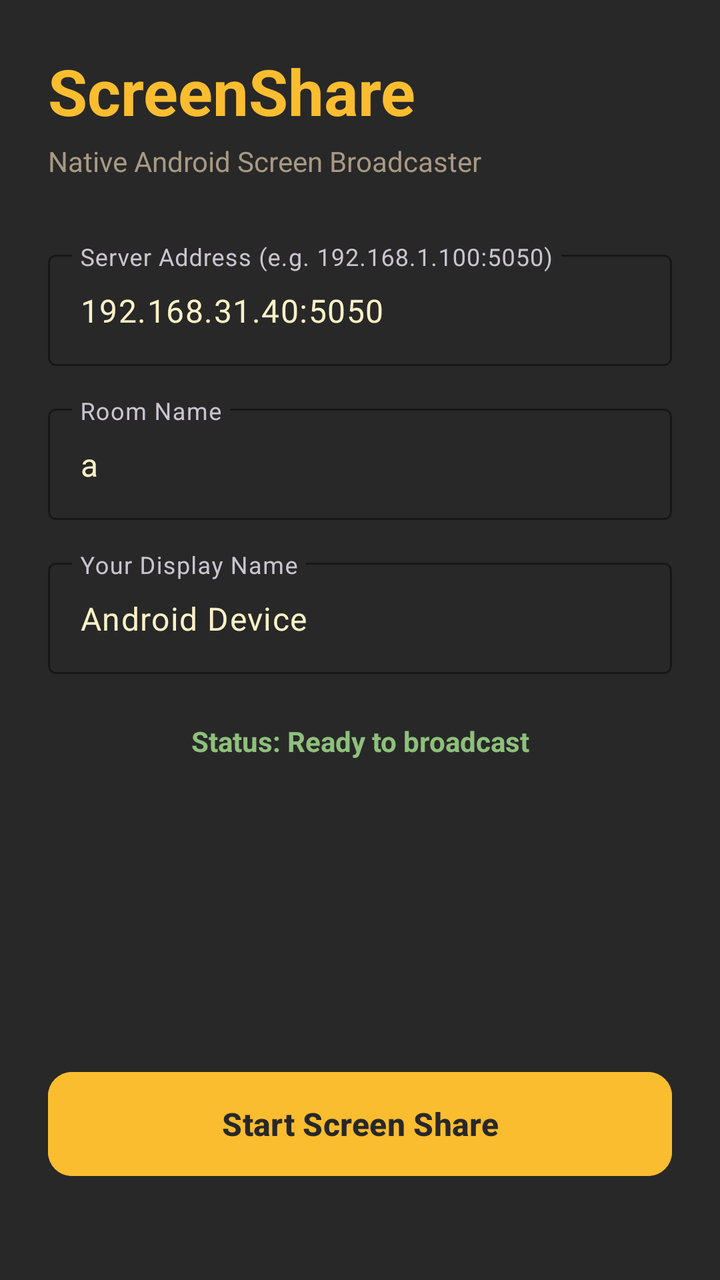
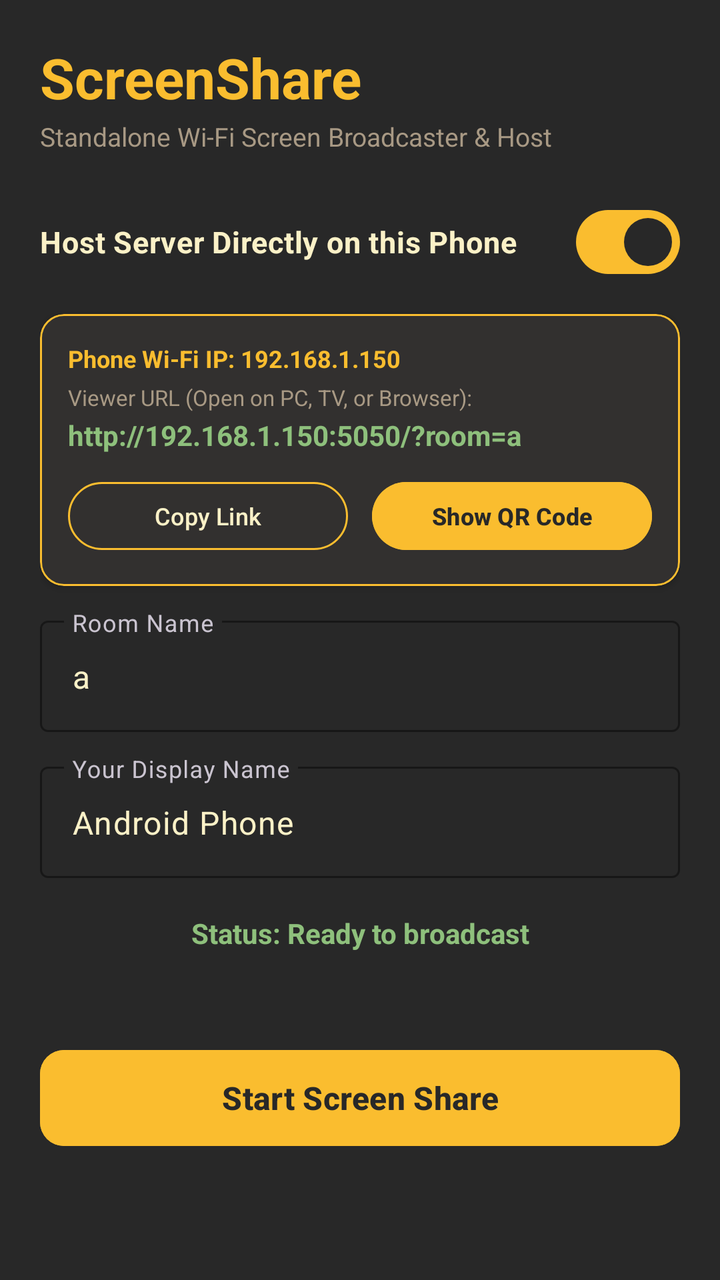

An Android layout rendered at two revisions. The XML below is the earlier revision; the diff shows what the commit changed to produce the second picture.
<!-- AndroidManifest.xml: application theme Theme.ScreenShare -->
<!-- res/layout/activity_main.xml -->
<?xml version="1.0" encoding="utf-8"?>
<androidx.constraintlayout.widget.ConstraintLayout xmlns:android="http://schemas.android.com/apk/res/android"
    xmlns:app="http://schemas.android.com/apk/res-auto"
    xmlns:tools="http://schemas.android.com/tools"
    android:layout_width="match_parent"
    android:layout_height="match_parent"
    android:background="@color/background_dark"
    android:padding="24dp"
    tools:context=".MainActivity">

    <TextView
        android:id="@+id/tvTitle"
        android:layout_width="wrap_content"
        android:layout_height="wrap_content"
        android:text="@string/app_name"
        android:textColor="@color/primary"
        android:textSize="32sp"
        android:textStyle="bold"
        app:layout_constraintStart_toStartOf="parent"
        app:layout_constraintTop_toTopOf="parent" />

    <TextView
        android:id="@+id/tvSubtitle"
        android:layout_width="wrap_content"
        android:layout_height="wrap_content"
        android:layout_marginTop="4dp"
        android:text="Native Android Screen Broadcaster"
        android:textColor="@color/text_secondary"
        android:textSize="14sp"
        app:layout_constraintStart_toStartOf="parent"
        app:layout_constraintTop_toBottomOf="@id/tvTitle" />

    <com.google.android.material.textfield.TextInputLayout
        android:id="@+id/tilServerUrl"
        style="@style/Widget.Material3.TextInputLayout.OutlinedBox"
        android:layout_width="match_parent"
        android:layout_height="wrap_content"
        android:layout_marginTop="32dp"
        android:hint="@string/server_url_hint"
        app:boxStrokeColor="@color/primary"
        app:hintTextColor="@color/primary"
        app:layout_constraintTop_toBottomOf="@id/tvSubtitle">

        <com.google.android.material.textfield.TextInputEditText
            android:id="@+id/etServerUrl"
            android:layout_width="match_parent"
            android:layout_height="wrap_content"
            android:inputType="textUri"
            android:text="192.168.31.40:5050"
            android:textColor="@color/text_primary" />
    </com.google.android.material.textfield.TextInputLayout>

    <com.google.android.material.textfield.TextInputLayout
        android:id="@+id/tilRoomId"
        style="@style/Widget.Material3.TextInputLayout.OutlinedBox"
        android:layout_width="match_parent"
        android:layout_height="wrap_content"
        android:layout_marginTop="16dp"
        android:hint="@string/room_id_hint"
        app:boxStrokeColor="@color/primary"
        app:hintTextColor="@color/primary"
        app:layout_constraintTop_toBottomOf="@id/tilServerUrl">

        <com.google.android.material.textfield.TextInputEditText
            android:id="@+id/etRoomId"
            android:layout_width="match_parent"
            android:layout_height="wrap_content"
            android:inputType="text"
            android:text="a"
            android:textColor="@color/text_primary" />
    </com.google.android.material.textfield.TextInputLayout>

    <com.google.android.material.textfield.TextInputLayout
        android:id="@+id/tilUsername"
        style="@style/Widget.Material3.TextInputLayout.OutlinedBox"
        android:layout_width="match_parent"
        android:layout_height="wrap_content"
        android:layout_marginTop="16dp"
        android:hint="@string/username_hint"
        app:boxStrokeColor="@color/primary"
        app:hintTextColor="@color/primary"
        app:layout_constraintTop_toBottomOf="@id/tilRoomId">

        <com.google.android.material.textfield.TextInputEditText
            android:id="@+id/etUsername"
            android:layout_width="match_parent"
            android:layout_height="wrap_content"
            android:inputType="textPersonName"
            android:text="Android Device"
            android:textColor="@color/text_primary" />
    </com.google.android.material.textfield.TextInputLayout>

    <TextView
        android:id="@+id/tvStatus"
        android:layout_width="match_parent"
        android:layout_height="wrap_content"
        android:layout_marginTop="24dp"
        android:gravity="center"
        android:text="@string/status_idle"
        android:textColor="@color/accent"
        android:textSize="14sp"
        android:textStyle="bold"
        app:layout_constraintTop_toBottomOf="@id/tilUsername" />

    <com.google.android.material.button.MaterialButton
        android:id="@+id/btnToggleShare"
        android:layout_width="match_parent"
        android:layout_height="60dp"
        android:layout_marginBottom="24dp"
        android:backgroundTint="@color/primary"
        android:text="@string/start_sharing"
        android:textColor="@color/background_dark"
        android:textSize="16sp"
        android:textStyle="bold"
        app:cornerRadius="12dp"
        app:layout_constraintBottom_toBottomOf="parent" />

</androidx.constraintlayout.widget.ConstraintLayout>
<!-- resources referenced by this layout -->
<resources>
  <color name="accent">#8EC07C</color>
  <color name="background_dark">#282828</color>
  <color name="primary">#FABD2F</color>
  <color name="text_primary">#FBF1C7</color>
  <color name="text_secondary">#A89984</color>
  <string name="app_name">ScreenShare</string>
  <string name="room_id_hint">Room Name</string>
  <string name="server_url_hint">Server Address (e.g. 192.168.1.100:5050)</string>
  <string name="start_sharing">Start Screen Share</string>
  <string name="status_idle">Status: Ready to broadcast</string>
  <string name="username_hint">Your Display Name</string>
  <style name="Theme.ScreenShare" parent="Theme.Material3.Dark.NoActionBar">
          <item name="colorPrimary">@color/primary</item>
          <item name="colorOnPrimary">@color/background_dark</item>
          <item name="android:windowBackground">@color/background_dark</item>
          <item name="android:statusBarColor">@color/background_dark</item>
      </style>
</resources>

<!-- the commit's change to res/layout/activity_main.xml (unified diff, before → after) -->
@@ -1,118 +1,217 @@
 <?xml version="1.0" encoding="utf-8"?>
-<androidx.constraintlayout.widget.ConstraintLayout xmlns:android="http://schemas.android.com/apk/res/android"
+<ScrollView xmlns:android="http://schemas.android.com/apk/res/android"
     xmlns:app="http://schemas.android.com/apk/res-auto"
     xmlns:tools="http://schemas.android.com/tools"
     android:layout_width="match_parent"
     android:layout_height="match_parent"
     android:background="@color/background_dark"
-    android:padding="24dp"
-    tools:context=".MainActivity">
-
-    <TextView
-        android:id="@+id/tvTitle"
-        android:layout_width="wrap_content"
-        android:layout_height="wrap_content"
-        android:text="@string/app_name"
-        android:textColor="@color/primary"
-        android:textSize="32sp"
-        android:textStyle="bold"
-        app:layout_constraintStart_toStartOf="parent"
-        app:layout_constraintTop_toTopOf="parent" />
-
-    <TextView
-        android:id="@+id/tvSubtitle"
-        android:layout_width="wrap_content"
-        android:layout_height="wrap_content"
-        android:layout_marginTop="4dp"
-        android:text="Native Android Screen Broadcaster"
-        android:textColor="@color/text_secondary"
-        android:textSize="14sp"
-        app:layout_constraintStart_toStartOf="parent"
-        app:layout_constraintTop_toBottomOf="@id/tvTitle" />
-
-    <com.google.android.material.textfield.TextInputLayout
-        android:id="@+id/tilServerUrl"
-        style="@style/Widget.Material3.TextInputLayout.OutlinedBox"
+    android:fillViewport="true">
+
+    <androidx.constraintlayout.widget.ConstraintLayout
         android:layout_width="match_parent"
         android:layout_height="wrap_content"
-        android:layout_marginTop="32dp"
-        android:hint="@string/server_url_hint"
-        app:boxStrokeColor="@color/primary"
-        app:hintTextColor="@color/primary"
-        app:layout_constraintTop_toBottomOf="@id/tvSubtitle">
-
-        <com.google.android.material.textfield.TextInputEditText
-            android:id="@+id/etServerUrl"
-            android:layout_width="match_parent"
-            android:layout_height="wrap_content"
-            android:inputType="textUri"
-            android:text="192.168.31.40:5050"
-            android:textColor="@color/text_primary" />
-    </com.google.android.material.textfield.TextInputLayout>
-
-    <com.google.android.material.textfield.TextInputLayout
-        android:id="@+id/tilRoomId"
-        style="@style/Widget.Material3.TextInputLayout.OutlinedBox"
-        android:layout_width="match_parent"
-        android:layout_height="wrap_content"
-        android:layout_marginTop="16dp"
-        android:hint="@string/room_id_hint"
-        app:boxStrokeColor="@color/primary"
-        app:hintTextColor="@color/primary"
-        app:layout_constraintTop_toBottomOf="@id/tilServerUrl">
-
-        <com.google.android.material.textfield.TextInputEditText
-            android:id="@+id/etRoomId"
-            android:layout_width="match_parent"
-            android:layout_height="wrap_content"
-            android:inputType="text"
-            android:text="a"
-            android:textColor="@color/text_primary" />
-    </com.google.android.material.textfield.TextInputLayout>
-
-    <com.google.android.material.textfield.TextInputLayout
-        android:id="@+id/tilUsername"
-        style="@style/Widget.Material3.TextInputLayout.OutlinedBox"
-        android:layout_width="match_parent"
-        android:layout_height="wrap_content"
-        android:layout_marginTop="16dp"
-        android:hint="@string/username_hint"
-        app:boxStrokeColor="@color/primary"
-        app:hintTextColor="@color/primary"
-        app:layout_constraintTop_toBottomOf="@id/tilRoomId">
-
-        <com.google.android.material.textfield.TextInputEditText
-            android:id="@+id/etUsername"
-            android:layout_width="match_parent"
-            android:layout_height="wrap_content"
-            android:inputType="textPersonName"
-            android:text="Android Device"
-            android:textColor="@color/text_primary" />
-    </com.google.android.material.textfield.TextInputLayout>
-
-    <TextView
-        android:id="@+id/tvStatus"
-        android:layout_width="match_parent"
-        android:layout_height="wrap_content"
-        android:layout_marginTop="24dp"
-        android:gravity="center"
-        android:text="@string/status_idle"
-        android:textColor="@color/accent"
-        android:textSize="14sp"
-        android:textStyle="bold"
-        app:layout_constraintTop_toBottomOf="@id/tilUsername" />
-
-    <com.google.android.material.button.MaterialButton
-        android:id="@+id/btnToggleShare"
-        android:layout_width="match_parent"
-        android:layout_height="60dp"
-        android:layout_marginBottom="24dp"
-        android:backgroundTint="@color/primary"
-        android:text="@string/start_sharing"
-        android:textColor="@color/background_dark"
-        android:textSize="16sp"
-        android:textStyle="bold"
-        app:cornerRadius="12dp"
-        app:layout_constraintBottom_toBottomOf="parent" />
-
-</androidx.constraintlayout.widget.ConstraintLayout>
+        android:padding="20dp"
+        tools:context=".MainActivity">
+
+        <TextView
+            android:id="@+id/tvTitle"
+            android:layout_width="wrap_content"
+            android:layout_height="wrap_content"
+            android:text="@string/app_name"
+            android:textColor="@color/primary"
+            android:textSize="28sp"
+            android:textStyle="bold"
+            app:layout_constraintStart_toStartOf="parent"
+            app:layout_constraintTop_toTopOf="parent" />
+
+        <TextView
+            android:id="@+id/tvSubtitle"
+            android:layout_width="wrap_content"
+            android:layout_height="wrap_content"
+            android:layout_marginTop="2dp"
+            android:text="Standalone Wi-Fi Screen Broadcaster &amp; Host"
+            android:textColor="@color/text_secondary"
+            android:textSize="13sp"
+            app:layout_constraintStart_toStartOf="parent"
+            app:layout_constraintTop_toBottomOf="@id/tvTitle" />
+
+        <com.google.android.material.materialswitch.MaterialSwitch
+            android:id="@+id/switchHostOnPhone"
+            android:layout_width="match_parent"
+            android:layout_height="wrap_content"
+            android:layout_marginTop="20dp"
+            android:checked="true"
+            android:text="Host Server Directly on this Phone"
+            android:textColor="@color/text_primary"
+            android:textSize="15sp"
+            android:textStyle="bold"
+            app:layout_constraintTop_toBottomOf="@id/tvSubtitle" />
+
+        <com.google.android.material.card.MaterialCardView
+            android:id="@+id/cardViewerInfo"
+            android:layout_width="match_parent"
+            android:layout_height="wrap_content"
+            android:layout_marginTop="12dp"
+            app:cardBackgroundColor="@color/surface_dark"
+            app:cardCornerRadius="12dp"
+            app:cardElevation="2dp"
+            app:layout_constraintTop_toBottomOf="@id/switchHostOnPhone"
+            app:strokeColor="@color/primary"
+            app:strokeWidth="1dp">
+
+            <LinearLayout
+                android:layout_width="match_parent"
+                android:layout_height="wrap_content"
+                android:orientation="vertical"
+                android:padding="14dp">
+
+                <TextView
+                    android:id="@+id/tvWifiIp"
+                    android:layout_width="wrap_content"
+                    android:layout_height="wrap_content"
+                    android:text="Phone Wi-Fi IP: 192.168.1.150"
+                    android:textColor="@color/primary"
+                    android:textSize="12sp"
+                    android:textStyle="bold" />
+
+                <TextView
+                    android:layout_width="wrap_content"
+                    android:layout_height="wrap_content"
+                    android:layout_marginTop="4dp"
+                    android:text="Viewer URL (Open on PC, TV, or Browser):"
+                    android:textColor="@color/text_secondary"
+                    android:textSize="11sp" />
+
+                <TextView
+                    android:id="@+id/tvViewerUrl"
+                    android:layout_width="wrap_content"
+                    android:layout_height="wrap_content"
+                    android:layout_marginTop="2dp"
+                    android:text="http://192.168.1.150:5050/?room=a"
+                    android:textColor="@color/accent"
+                    android:textSize="14sp"
+                    android:textStyle="bold" />
+
+                <LinearLayout
+                    android:layout_width="match_parent"
+                    android:layout_height="wrap_content"
+                    android:layout_marginTop="10dp"
+                    android:orientation="horizontal">
+
+                    <com.google.android.material.button.MaterialButton
+                        android:id="@+id/btnCopyLink"
+                        style="@style/Widget.Material3.Button.OutlinedButton"
+                        android:layout_width="0dp"
+                        android:layout_height="42dp"
+                        android:layout_marginEnd="6dp"
+                        android:layout_weight="1"
+                        android:text="Copy Link"
+                        android:textColor="@color/text_primary"
+                        android:textSize="12sp"
+                        app:strokeColor="@color/primary" />
+
+                    <com.google.android.material.button.MaterialButton
+                        android:id="@+id/btnShowQr"
+                        android:layout_width="0dp"
+                        android:layout_height="42dp"
+                        android:layout_marginStart="6dp"
+                        android:layout_weight="1"
+                        android:backgroundTint="@color/primary"
+                        android:text="Show QR Code"
+                        android:textColor="@color/background_dark"
+                        android:textSize="12sp"
+                        android:textStyle="bold" />
+                </LinearLayout>
+            </LinearLayout>
+        </com.google.android.material.card.MaterialCardView>
+
+        <com.google.android.material.textfield.TextInputLayout
+            android:id="@+id/tilServerUrl"
+            style="@style/Widget.Material3.TextInputLayout.OutlinedBox"
+            android:layout_width="match_parent"
+            android:layout_height="wrap_content"
+            android:layout_marginTop="12dp"
+            android:hint="External Server Address (e.g. 192.168.1.50:5050)"
+            android:visibility="gone"
+            app:boxStrokeColor="@color/primary"
+            app:hintTextColor="@color/primary"
+            app:layout_constraintTop_toBottomOf="@id/cardViewerInfo">
+
+            <com.google.android.material.textfield.TextInputEditText
+                android:id="@+id/etServerUrl"
+                android:layout_width="match_parent"
+                android:layout_height="wrap_content"
+                android:inputType="textUri"
+                android:text="127.0.0.1:5050"
+                android:textColor="@color/text_primary" />
+        </com.google.android.material.textfield.TextInputLayout>
+
+        <com.google.android.material.textfield.TextInputLayout
+            android:id="@+id/tilRoomId"
+            style="@style/Widget.Material3.TextInputLayout.OutlinedBox"
+            android:layout_width="match_parent"
+            android:layout_height="wrap_content"
+            android:layout_marginTop="12dp"
+            android:hint="@string/room_id_hint"
+            app:boxStrokeColor="@color/primary"
+            app:hintTextColor="@color/primary"
+            app:layout_constraintTop_toBottomOf="@id/tilServerUrl">
+
+            <com.google.android.material.textfield.TextInputEditText
+                android:id="@+id/etRoomId"
+                android:layout_width="match_parent"
+                android:layout_height="wrap_content"
+                android:inputType="text"
+                android:text="a"
+                android:textColor="@color/text_primary" />
+        </com.google.android.material.textfield.TextInputLayout>
+
+        <com.google.android.material.textfield.TextInputLayout
+            android:id="@+id/tilUsername"
+            style="@style/Widget.Material3.TextInputLayout.OutlinedBox"
+            android:layout_width="match_parent"
+            android:layout_height="wrap_content"
+            android:layout_marginTop="12dp"
+            android:hint="@string/username_hint"
+            app:boxStrokeColor="@color/primary"
+            app:hintTextColor="@color/primary"
+            app:layout_constraintTop_toBottomOf="@id/tilRoomId">
+
+            <com.google.android.material.textfield.TextInputEditText
+                android:id="@+id/etUsername"
+                android:layout_width="match_parent"
+                android:layout_height="wrap_content"
+                android:inputType="textPersonName"
+                android:text="Android Phone"
+                android:textColor="@color/text_primary" />
+        </com.google.android.material.textfield.TextInputLayout>
+
+        <TextView
+            android:id="@+id/tvStatus"
+            android:layout_width="match_parent"
+            android:layout_height="wrap_content"
+            android:layout_marginTop="18dp"
+            android:gravity="center"
+            android:text="@string/status_idle"
+            android:textColor="@color/accent"
+            android:textSize="14sp"
+            android:textStyle="bold"
+            app:layout_constraintTop_toBottomOf="@id/tilUsername" />
+
+        <com.google.android.material.button.MaterialButton
+            android:id="@+id/btnToggleShare"
+            android:layout_width="match_parent"
+            android:layout_height="56dp"
+            android:layout_marginTop="18dp"
+            android:layout_marginBottom="16dp"
+            android:backgroundTint="@color/primary"
+            android:text="@string/start_sharing"
+            android:textColor="@color/background_dark"
+            android:textSize="16sp"
+            android:textStyle="bold"
+            app:cornerRadius="12dp"
+            app:layout_constraintBottom_toBottomOf="parent"
+            app:layout_constraintTop_toBottomOf="@id/tvStatus" />
+
+    </androidx.constraintlayout.widget.ConstraintLayout>
+</ScrollView>
<!-- resource entries referenced after the edit -->
@@ -3,11 +3,11 @@
   <color name="accent">#8EC07C</color>
   <color name="background_dark">#282828</color>
   <color name="primary">#FABD2F</color>
+  <color name="surface_dark">#32302F</color>
   <color name="text_primary">#FBF1C7</color>
   <color name="text_secondary">#A89984</color>
   <string name="app_name">ScreenShare</string>
   <string name="room_id_hint">Room Name</string>
-  <string name="server_url_hint">Server Address (e.g. 192.168.1.100:5050)</string>
   <string name="start_sharing">Start Screen Share</string>
   <string name="status_idle">Status: Ready to broadcast</string>
   <string name="username_hint">Your Display Name</string>
